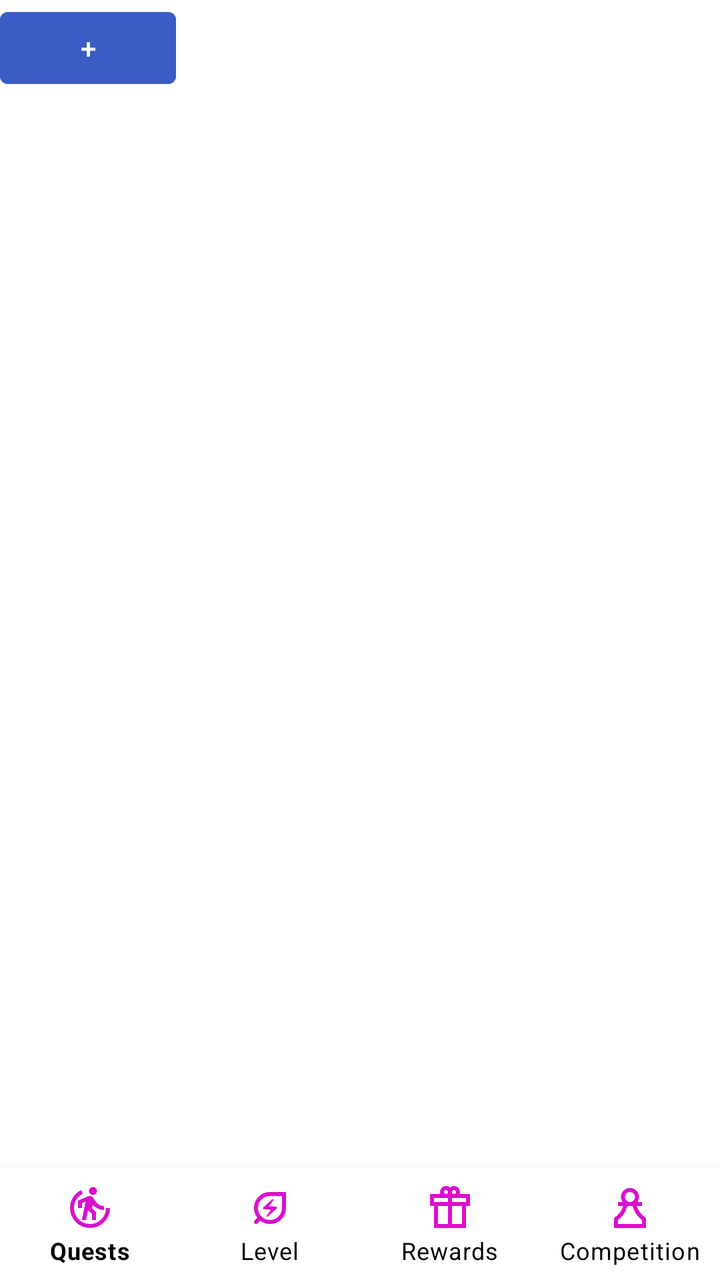
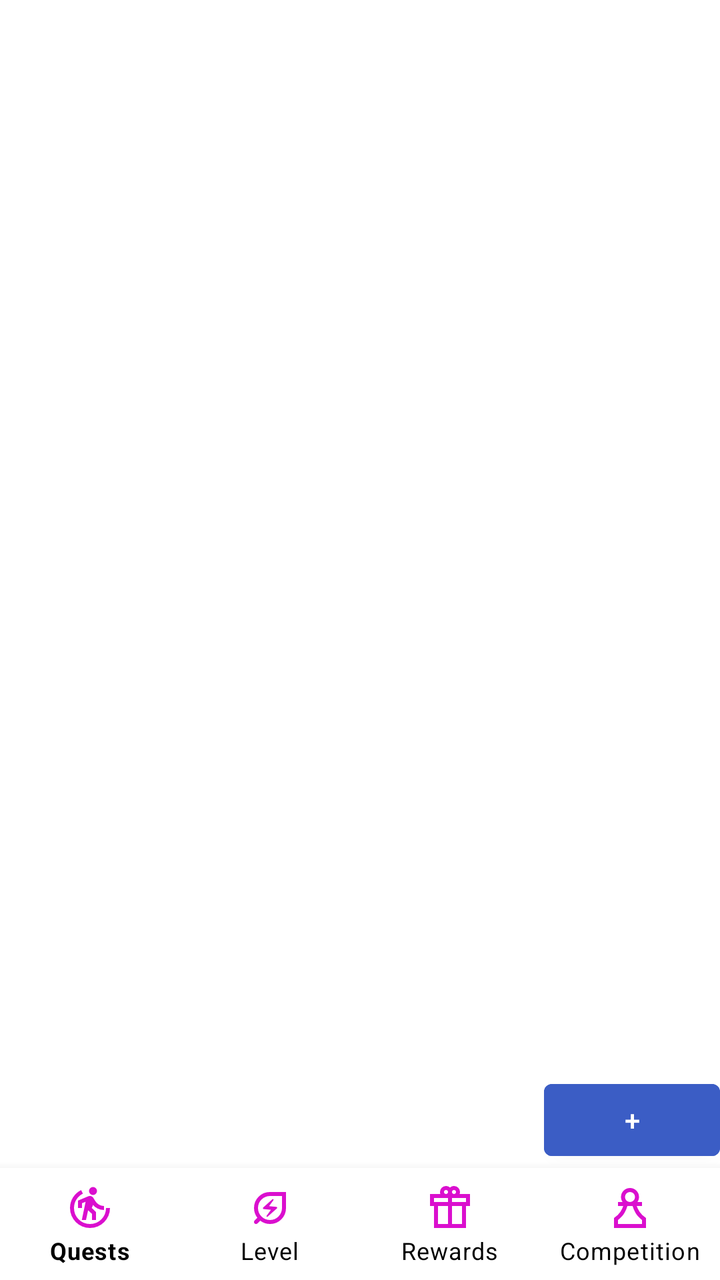

An Android layout rendered at two revisions. The XML below is the earlier revision; the diff shows what the commit changed to produce the second picture.
<!-- AndroidManifest.xml: application theme Theme.ReemaFinal2 -->
<!-- res/layout/activity_main.xml -->
<?xml version="1.0" encoding="utf-8"?>
<androidx.constraintlayout.widget.ConstraintLayout xmlns:android="http://schemas.android.com/apk/res/android"
    xmlns:app="http://schemas.android.com/apk/res-auto"
    xmlns:tools="http://schemas.android.com/tools"
    android:id="@+id/main"
    android:layout_width="match_parent"
    android:layout_height="match_parent"
    tools:context=".MainActivity"
    tools:ignore="ExtraText">

    <FrameLayout
        android:id="@+id/fragment_container"
        android:layout_width="match_parent"
        android:layout_height="0dp"
        app:layout_constraintTop_toTopOf="parent"
        app:layout_constraintBottom_toTopOf="@id/bottomNavigation" >

        <Button
            android:id="@+id/btnAddQuest"
            android:layout_width="wrap_content"
            android:layout_height="wrap_content"
            android:backgroundTint="#3B5DC5"
            android:text="+"
            android:textColor="@android:color/white"/>

        <ListView
            android:id="@+id/lstQuest"
            android:layout_width="match_parent"
            android:layout_height="match_parent">

        </ListView>
    </FrameLayout>

    
    <com.google.android.material.bottomnavigation.BottomNavigationView
        android:id="@+id/bottomNavigation"
        android:layout_width="match_parent"
        android:layout_height="wrap_content"
        android:background="@android:color/white"
        app:itemIconTint="@color/nav_item_color"
        app:itemTextColor="@color/black"
        app:labelVisibilityMode="labeled"
        app:layout_constraintBottom_toBottomOf="parent"
        app:menu="@menu/bottom_nav_menu"
        tools:layout_editor_absoluteX="0dp" >


        
        android:padding="12dp"
        android:layout_marginEnd="16dp"
        android:layout_marginBottom="16dp"
        app:layout_constraintEnd_toEndOf="wrap_content"
        app:layout_constraintBottom_toTopOf="@id/bottomNavigation"/>

    </com.google.android.material.bottomnavigation.BottomNavigationView>

</androidx.constraintlayout.widget.ConstraintLayout>
<!-- resources referenced by this layout -->
<resources>
  <color name="black">#FF000000</color>
  <color name="nav_item_color">#DA0FCE</color>
  <style name="Theme.ReemaFinal2" parent="Base.Theme.ReemaFinal2" />
  <style name="Base.Theme.ReemaFinal2" parent="Theme.MaterialComponents.DayNight.NoActionBar">
          
      </style>
</resources>

<!-- the commit's change to res/layout/activity_main.xml (unified diff, before → after) -->
@@ -8,6 +8,16 @@
     tools:context=".MainActivity"
     tools:ignore="ExtraText">
 
+    <Button
+        android:id="@+id/btnAddQuest"
+        android:layout_width="wrap_content"
+        android:layout_height="wrap_content"
+        android:backgroundTint="#3B5DC5"
+        android:text="+"
+        android:textColor="@android:color/white"
+        app:layout_constraintBottom_toBottomOf="@+id/fragment_container"
+        app:layout_constraintEnd_toEndOf="parent" />
+
     <FrameLayout
         android:id="@+id/fragment_container"
         android:layout_width="match_parent"
@@ -15,20 +25,13 @@
         app:layout_constraintTop_toTopOf="parent"
         app:layout_constraintBottom_toTopOf="@id/bottomNavigation" >
 
-        <Button
-            android:id="@+id/btnAddQuest"
-            android:layout_width="wrap_content"
-            android:layout_height="wrap_content"
-            android:backgroundTint="#3B5DC5"
-            android:text="+"
-            android:textColor="@android:color/white"/>
-
         <ListView
             android:id="@+id/lstQuest"
             android:layout_width="match_parent"
             android:layout_height="match_parent">
 
         </ListView>
+
     </FrameLayout>
 
     
